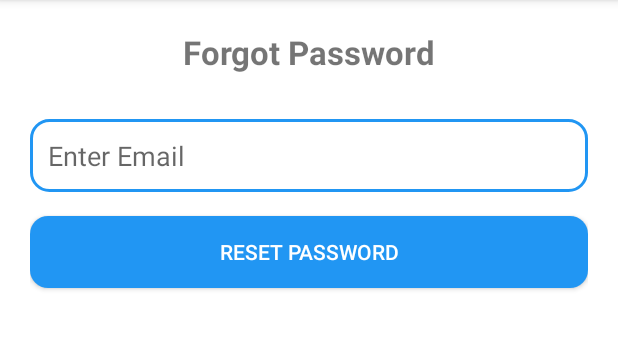
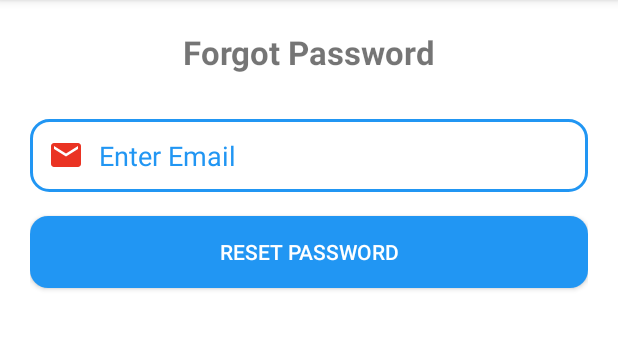
Before and after one commit to Intership-Project/Android-Frontend, an Android app: the ForgotPasswordActivity screen opened directly, with no data from a screen before it, on a phone screen of 412 x 824 dp, the part 84-434 px from its top. Run offline under Robolectric (Android 15) with nearby library versions, the phone set to English and light mode, and no system bars.

Commit message:
Done with all the Icons

```diff
--- a/app/src/main/java/com/example/studentfeedbackapp/Models/ApiInterface/FilledFeedbackService.java
+++ b/app/src/main/java/com/example/studentfeedbackapp/Models/ApiInterface/FilledFeedbackService.java
@@ -8,7 +8,7 @@ import retrofit2.http.Body;
 import retrofit2.http.POST;
 
 public interface FilledFeedbackService {
-    @POST("filledfeedback")
+    @POST("filledfeedback/")
     Call<FilledFeedbackResponse> submitFeedback(@Body FilledFeedbackRequest request);
 
 }
--- a/app/src/main/java/com/example/studentfeedbackapp/Models/Response/FilledFeedbackResponse.java
+++ b/app/src/main/java/com/example/studentfeedbackapp/Models/Response/FilledFeedbackResponse.java
@@ -2,11 +2,13 @@ package com.example.studentfeedbackapp.Models.Response;
 
 public class FilledFeedbackResponse {
     private String status;
+    private String message;
     private FeedbackData data;
 
     public String getStatus() {
         return status;
     }
+    public String getMessage() { return message; }
 
     public FeedbackData getData() {
         return data;
--- a/app/src/main/java/com/example/studentfeedbackapp/Presentation/UI/LoginActivity.java
+++ b/app/src/main/java/com/example/studentfeedbackapp/Presentation/UI/LoginActivity.java
@@ -91,7 +91,6 @@ public class LoginActivity extends AppCompatActivity {
                                 .putString("token", token)
                                 .putInt("student_id", studentId)
                                 .apply();
-                        Log.d("LOGIN_TOKEN", "Saved Token: " + token);
 
                         Toast.makeText(LoginActivity.this, "Welcome " + studentName, Toast.LENGTH_SHORT).show();
 
--- /dev/null
+++ b/app/src/main/res/drawable/baseline_email_24.xml
@@ -0,0 +1,5 @@
+<vector xmlns:android="http://schemas.android.com/apk/res/android" android:height="24dp" android:tint="#FDE400" android:viewportHeight="24" android:viewportWidth="24" android:width="24dp">
+
+    <path android:fillColor="@android:color/white" android:pathData="M20,4L4,4c-1.1,0 -1.99,0.9 -1.99,2L2,18c0,1.1 0.9,2 2,2h16c1.1,0 2,-0.9 2,-2L22,6c0,-1.1 -0.9,-2 -2,-2zM20,8l-8,5 -8,-5L4,6l8,5 8,-5v2z"/>
+
+</vector>
--- /dev/null
+++ b/app/src/main/res/drawable/done_24dp_ea3323.xml
@@ -0,0 +1,9 @@
+<vector xmlns:android="http://schemas.android.com/apk/res/android"
+    android:width="24dp"
+    android:height="24dp"
+    android:viewportWidth="24"
+    android:viewportHeight="24">
+  <path
+      android:pathData="M9,16.2L4.8,12l-1.4,1.4L9,19 21,7l-1.4,-1.4L9,16.2z"
+      android:fillColor="#EA3323"/>
+</vector>
--- /dev/null
+++ b/app/src/main/res/drawable/email_24dp_ea3323.xml
@@ -0,0 +1,9 @@
+<vector xmlns:android="http://schemas.android.com/apk/res/android"
+    android:width="24dp"
+    android:height="24dp"
+    android:viewportWidth="24"
+    android:viewportHeight="24">
+  <path
+      android:pathData="M20,4L4,4c-1.1,0 -1.99,0.9 -1.99,2L2,18c0,1.1 0.9,2 2,2h16c1.1,0 2,-0.9 2,-2L22,6c0,-1.1 -0.9,-2 -2,-2zM20,8l-8,5 -8,-5L4,6l8,5 8,-5v2z"
+      android:fillColor="#EA3323"/>
+</vector>
--- /dev/null
+++ b/app/src/main/res/drawable/key_24dp_ea3323.xml
@@ -0,0 +1,9 @@
+<vector xmlns:android="http://schemas.android.com/apk/res/android"
+    android:width="24dp"
+    android:height="24dp"
+    android:viewportWidth="24"
+    android:viewportHeight="24">
+  <path
+      android:pathData="M21,10h-8.35C11.83,7.67 9.61,6 7,6c-3.31,0 -6,2.69 -6,6s2.69,6 6,6c2.61,0 4.83,-1.67 5.65,-4H13l2,2l2,-2l2,2l4,-4.04L21,10zM7,15c-1.65,0 -3,-1.35 -3,-3c0,-1.65 1.35,-3 3,-3s3,1.35 3,3C10,13.65 8.65,15 7,15z"
+      android:fillColor="#EA3323"/>
+</vector>
--- a/app/src/main/res/layout/activity_feedback_form.xml
+++ b/app/src/main/res/layout/activity_feedback_form.xml
@@ -24,7 +24,7 @@
                 android:id="@+id/txtfaculty"
                 android:layout_width="match_parent"
                 android:layout_height="wrap_content"
-                android:text=""
+                android:text="Faculty"
                 android:textSize="22sp"
                 android:textStyle="bold"
                 android:textColor="#1E3A8A"
@@ -38,7 +38,7 @@
                 android:id="@+id/txtsubject"
                 android:layout_width="match_parent"
                 android:layout_height="wrap_content"
-                android:text=""
+                android:text="Subject"
                 android:textSize="20sp"
                 android:textStyle="bold"
                 android:textColor="#374151"
--- a/app/src/main/res/layout/activity_forgot_password.xml
+++ b/app/src/main/res/layout/activity_forgot_password.xml
@@ -29,6 +29,9 @@
             android:inputType="textEmailAddress"
             android:background="@drawable/rounded_edittext"
             android:padding="12dp"
+            android:drawableStart="@drawable/email_24dp_ea3323"
+            android:drawablePadding="10dp"
+            android:textColorHint="#2196F3"
             android:layout_marginBottom="16dp"/>
 
         <!-- Reset Password Button -->
@@ -50,6 +53,9 @@
             android:inputType="textPassword"
             android:background="@drawable/rounded_edittext"
             android:padding="12dp"
+            android:drawableStart="@drawable/key_24dp_ea3323"
+            android:drawablePadding="10dp"
+            android:textColorHint="#2196F3"
             android:layout_marginBottom="16dp"
             android:visibility="gone"/>
 
@@ -62,6 +68,9 @@
             android:inputType="textPassword"
             android:background="@drawable/rounded_edittext"
             android:padding="12dp"
+            android:drawableStart="@drawable/done_24dp_ea3323"
+            android:drawablePadding="10dp"
+            android:textColorHint="#2196F3"
             android:layout_marginBottom="24dp"
             android:visibility="gone"/>
 
```
Also changed, not shown: app/src/main/java/com/example/studentfeedbackapp/Presentation/UI/FeedbackForm.java (+27 -5 lines), app/src/main/res/drawable/lock_24dp_ea3323.xml (added, +9 -0 lines), app/src/main/res/drawable/person_2_24dp_000000.xml (added, +12 -0 lines), app/src/main/res/layout/activity_feedback_success.xml (+19 -2 lines), app/src/main/res/layout/activity_login.xml (+6 -6 lines), app/src/main/res/layout/activity_student_dashboard.xml (+17 -5 lines), app/src/main/res/drawable/excellence.png (added).
